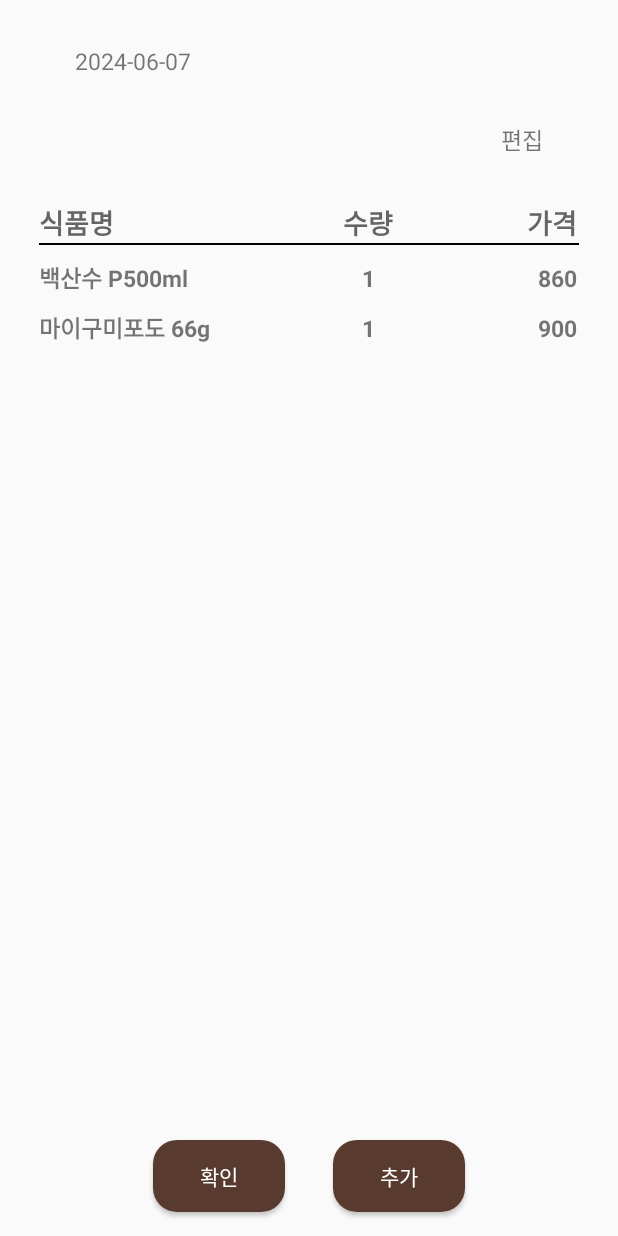
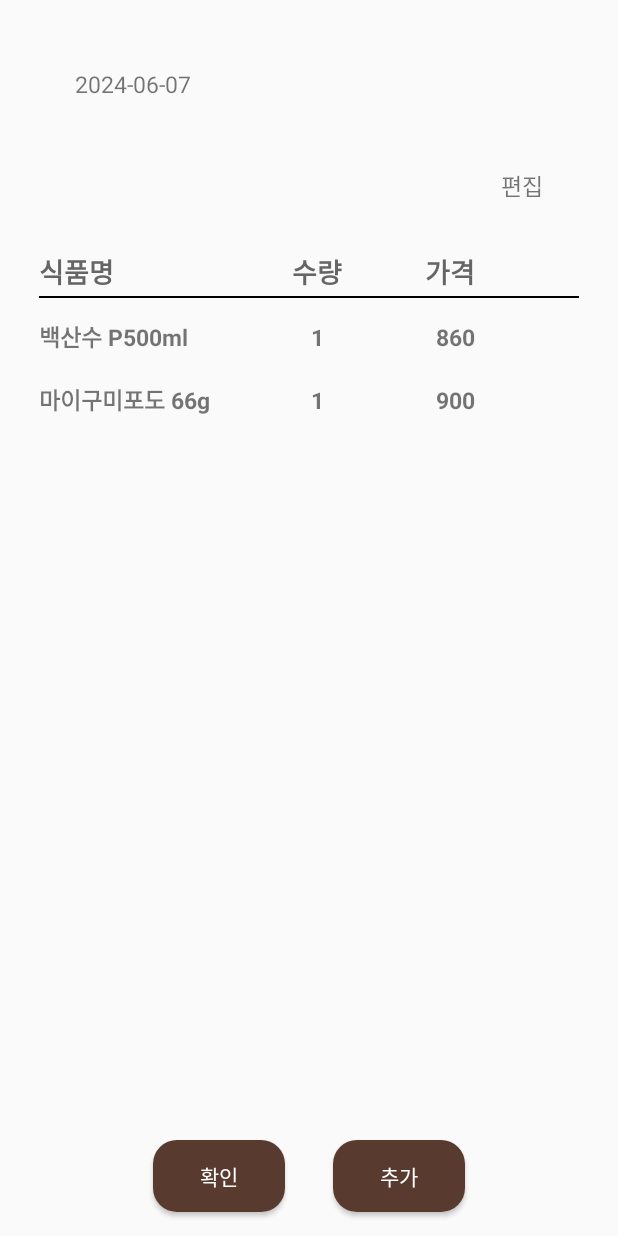
Before and after one commit to yeongchaa/teamproject, an Android app: the layout edit_material.xml on its own in the app's theme, with its tools: preview values and no code run, on a phone screen of 412 x 824 dp. Run offline under Robolectric (Android 15) with nearby library versions, the phone set to English and light mode, and no system bars.

Commit message:
재료 수정 UI 수정

```diff
--- a/app/src/main/res/layout/edit_material.xml
+++ b/app/src/main/res/layout/edit_material.xml
@@ -10,7 +10,7 @@
         android:text="2024-06-07"
         android:textSize="15sp"
         android:layout_gravity="left"
-        android:layout_marginTop="30dp"
+        android:layout_marginTop="45dp"
         android:layout_marginLeft="50dp"/>
     <!-- 편집 버튼 -->
     <TextView
@@ -20,7 +20,7 @@
         android:textSize="15sp"
         android:layout_gravity="right"
         android:clickable="true"
-        android:layout_marginTop="30dp"
+        android:layout_marginTop="45dp"
         android:layout_marginRight="50dp"/>
     <!-- 식품 목록 표시를 위한 TableLayout -->
     <TableLayout
@@ -35,6 +35,7 @@
         <TableRow
             android:layout_height="wrap_content"
             android:layout_marginTop="30dp"
+            android:gravity="center"
             android:layout_weight="0">
 
             <TextView
@@ -63,6 +64,9 @@
                 android:text="가격"
                 android:textSize="18dp"
                 android:textStyle="bold" />
+            <CheckBox
+                android:layout_gravity="center"
+                android:visibility="invisible"/>
         </TableRow>
         <View
             android:layout_width="match_parent"
@@ -71,6 +75,7 @@
         <TableRow
             android:layout_weight="0"
             android:layout_height="15dp"
+            android:gravity="center"
             android:layout_marginTop="10dp">
             <TextView
                 android:layout_width="wrap_content"
@@ -93,9 +98,14 @@
                 android:textSize="15dp"
                 android:gravity="right"
                 android:textStyle="bold"/>
+            <CheckBox
+                android:layout_gravity="center"
+                android:visibility="invisible"/>
         </TableRow>
         <TableRow
             android:layout_weight="0"
+            android:layout_height="15dp"
+            android:gravity="center"
             android:layout_marginTop="10dp">
             <TextView
                 android:layout_width="wrap_content"
@@ -118,6 +128,9 @@
                 android:textSize="15dp"
                 android:gravity="right"
                 android:textStyle="bold"/>
+            <CheckBox
+                android:layout_gravity="center"
+                android:visibility="invisible"/>
         </TableRow>
         <!-- 동적으로 아이템 추가될 영역 -->
     </TableLayout>
```
